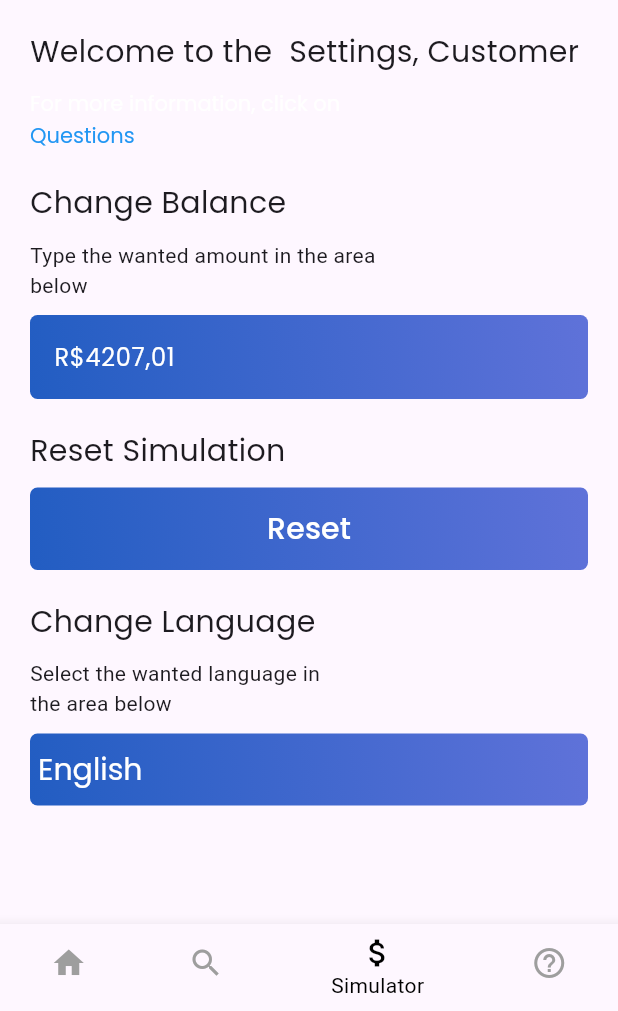
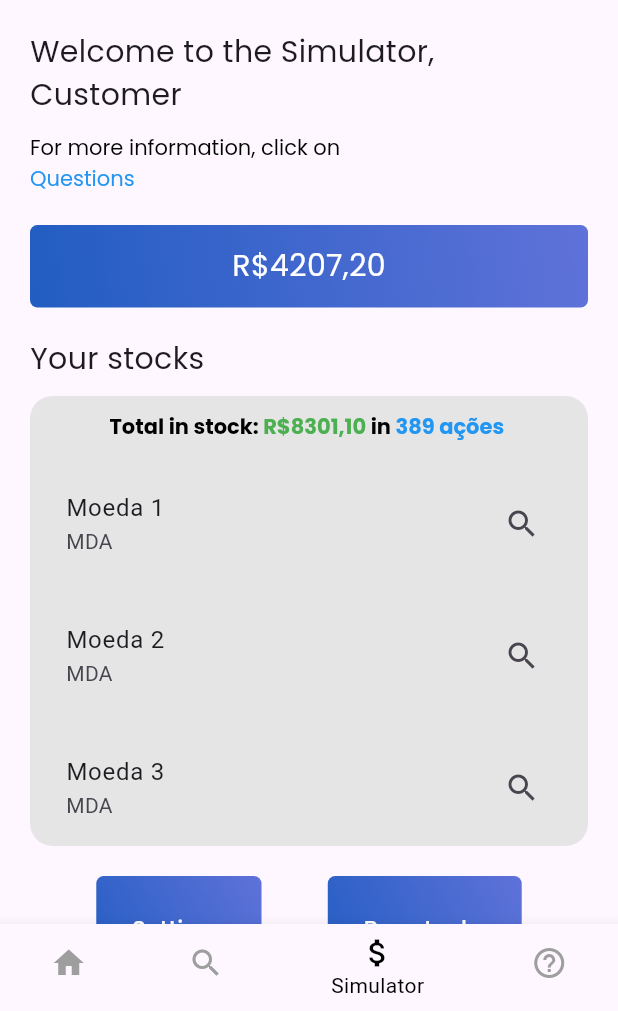
Before and after one commit to MauricioReisdoefer/rendify-frontend, a Flutter app: the MainScreen screen opened directly, item 3 of the bottom bar chosen, on a phone screen of 412 x 824 dp, the part 225-1236 px from its top. Run offline on Flutter 3.47's test engine with Material 3 defaults, Android fonts, the phone set to English and light mode, and no system bars; our stand-ins replace easy_localization, google_fonts.

Commit message:
Início do front do simulador

```diff
--- a/assets/translations/en-US.json
+++ b/assets/translations/en-US.json
@@ -30,5 +30,11 @@
   "Como usar as ferramentas de simulação?": "How to use the simulation tools?",
   "Acesse a aba \"Simulador\", selecione os ativos desejados e defina as condições para iniciar a simulação.": "Go to the 'Simulator' tab, select the desired assets and set the conditions to start the simulation.",
   "Você precisa de ": "Do you need ",
-  "Ajuda Personalizada?": "Custom Help?"
+  "Ajuda Personalizada?": "Custom Help?",
+  "Bem-vindo ao Simulador, Cliente": "Welcome to the Simulator, Customer",
+  "Suas ações": "Your stocks",
+  "Configurações": "Settings",
+  "Comprar ações": "Buy stocks",
+  "Total em estoque: ": "Total in stock: ",
+  "em ": "in "
 }
--- a/assets/translations/es-MEX.json
+++ b/assets/translations/es-MEX.json
@@ -30,5 +30,11 @@
   "Como usar as ferramentas de simulação?": "¿Cómo usar las herramientas de simulación?",
   "Acesse a aba \"Simulador\", selecione os ativos desejados e defina as condições para iniciar a simulação.": "Accede a la pestaña \"Simulador\", selecciona los activos deseados y establece las condiciones para iniciar la simulación.",
   "Você precisa de ": "¿Necesitas ",
-  "Ajuda Personalizada?": "Ayuda personalizada?"
+  "Ajuda Personalizada?": "Ayuda personalizada?",
+  "Bem-vindo ao Simulador, Cliente": "Bienvenido al Simulador, Cliente",
+  "Suas ações": "Tus acciones",
+  "Configurações": "Configuraciones",
+  "Comprar ações": "Comprar acciones",
+  "Total em estoque: ": "Total en stock: ",
+  "em ": "en "
 }
--- a/assets/translations/pt-BR.json
+++ b/assets/translations/pt-BR.json
@@ -30,5 +30,11 @@
   "Como usar as ferramentas de simulação?": "Como usar as ferramentas de simulação?",
   "Acesse a aba \"Simulador\", selecione os ativos desejados e defina as condições para iniciar a simulação.": "Acesse a aba \"Simulador\", selecione os ativos desejados e defina as condições para iniciar a simulação.",
   "Você precisa de ": "Você precisa de ",
-  "Ajuda Personalizada?": "Ajuda Personalizada?"
+  "Ajuda Personalizada?": "Ajuda Personalizada?",
+  "Bem-vindo ao Simulador, Cliente":"Bem-vindo ao Simulador, Cliente",
+  "Suas ações":"Suas ações",
+  "Configurações":"Configurações",
+  "Comprar ações":"Comprar ações",
+  "Total em estoque: ":"Total em estoque: ",
+  "em ": "em "
 }
--- a/lib/screens/login_screen.dart
+++ b/lib/screens/login_screen.dart
@@ -28,9 +28,7 @@ class _LoginCadastroPageState extends State<LoginCadastroPage> {
             shape: RoundedRectangleBorder(borderRadius: BorderRadius.circular(10)),
             child: Padding(
               padding: const EdgeInsets.all(20),
-              child: Column(
-                mainAxisSize: MainAxisSize.min,
-                crossAxisAlignment: CrossAxisAlignment.start,
+              child: ListView(
                 children: [
                   Center(
                     child: Text(
--- a/lib/screens/main_screen.dart
+++ b/lib/screens/main_screen.dart
@@ -1,7 +1,7 @@
 import 'package:flutter/material.dart';
 import 'package:rendify/components/appbar.dart';
 import 'package:rendify/screens/search.dart';
-import 'package:rendify/screens/settings.dart';
+import 'package:rendify/screens/simulator.dart';
 import 'duvidas_screen.dart';
 import 'package:easy_localization/easy_localization.dart';
 
@@ -16,7 +16,7 @@ class MainScreen extends StatefulWidget{
 
 class _MainScreenState extends State<MainScreen> {
   int _selectedIndex = 0;
-  List<Widget> widgets = [HomeScreen(), SearchPage(), SettingsScreen(), DuvidasFrequentesPage(),];
+  List<Widget> widgets = [HomeScreen(), SearchPage(), SimulatorScreen(), DuvidasFrequentesPage(),];
 
 
  @override
--- a/lib/screens/settings.dart
+++ b/lib/screens/settings.dart
@@ -19,7 +19,7 @@ class SettingsScreen extends StatelessWidget{
           SizedBox(height: 10,),
           RichText(
             text: TextSpan(
-              style: GoogleFonts.poppins(),
+              style: GoogleFonts.poppins(color: Colors.black),
               children: <TextSpan>[
                 TextSpan(text: 'Para acessar saber mais, clique em'.tr()),
                 TextSpan(
@@ -121,6 +121,10 @@ class SettingsScreen extends StatelessWidget{
               if (newLocale != null) {
                 context.setLocale(newLocale);
               }
+              Navigator.push(
+                context,
+                MaterialPageRoute(builder: (context) => MainScreen(body: SettingsScreen(),)),
+            );
             },
             ),
           ),
--- /dev/null
+++ b/lib/screens/simulator.dart
@@ -0,0 +1,154 @@
+import 'package:flutter/material.dart';
+import 'package:google_fonts/google_fonts.dart';
+import 'package:easy_localization/easy_localization.dart';
+import 'package:flutter/gestures.dart';
+import 'package:rendify/screens/settings.dart';
+import 'main_screen.dart';
+import 'duvidas_screen.dart';
+
+class SimulatorScreen extends StatelessWidget{
+  List lista = ["Moeda 1", "Moeda 2", "Moeda 3", "Moeda 4", "Moeda 5"];
+
+  @override
+  Widget build(BuildContext context) {
+    return Scaffold(
+      body: ListView(
+        padding: EdgeInsets.all(20.0),
+        children: [
+          Text("Bem-vindo ao Simulador, Cliente".tr(), style: GoogleFonts.poppins(fontSize: 20),), //Só colocar pra pegar o usuário depois
+          SizedBox(height: 10,),
+          RichText(
+            text: TextSpan(
+              style: GoogleFonts.poppins(color: Colors.black),
+              children: <TextSpan>[
+                TextSpan(text: 'Para acessar saber mais, clique em'.tr()),
+                TextSpan(
+                    text: '\nDúvidas'.tr(),
+                    style: GoogleFonts.poppins(color: Colors.blue),
+                    recognizer: TapGestureRecognizer()
+                      ..onTap = () {
+                        Navigator.push(
+                        context,
+                        MaterialPageRoute(builder: (context) => MainScreen(body: DuvidasFrequentesPage(),)),
+                    );
+                    }),
+              ],
+            ),
+          ),
+          SizedBox(height: 20,),
+
+          Container(
+            decoration: BoxDecoration(
+              borderRadius: BorderRadius.all(Radius.circular(5)),
+              gradient: LinearGradient(
+                begin: Alignment.bottomLeft,
+                end: Alignment.topRight,
+                colors: <Color>[
+                  Color(0xff225DC2),
+                  Color(0xff5F72D9),
+                ],
+              ),
+            ),
+            height: 55,
+            child: Center(child: Text("R\$4207,20".tr(), style: GoogleFonts.poppins(color: Colors.white, fontSize: 20),)),
+          ),
+          SizedBox(height: 20,),
+
+          Text("Suas ações".tr(), style: GoogleFonts.poppins(fontSize: 20)),
+          SizedBox(height: 10,),
+          Container(
+            decoration: BoxDecoration(
+              color: Color(0xFFE5E5E5),
+              borderRadius: BorderRadius.all(Radius.circular(15))
+            ),
+            height: 300,
+            child: Column(
+              children: [
+                SizedBox(height: 10),
+            RichText(
+            text: TextSpan(
+              style: GoogleFonts.poppins(color: Colors.black, fontWeight: FontWeight.bold),
+              children: <TextSpan>[
+                TextSpan(text: 'Total em estoque: '.tr()),
+                TextSpan(
+                    text: 'R\$8301,10 ',
+                    style: GoogleFonts.poppins(color: Colors.green, fontWeight: FontWeight.bold),),
+                TextSpan(text: 'em '.tr()),
+                TextSpan(
+                    text: '389 ações '.tr(),
+                    style: GoogleFonts.poppins(color: Colors.blue, fontWeight: FontWeight.bold),),
+              ])),
+                SizedBox(height: 10),
+                Expanded(
+                  child: ListView.builder(itemBuilder: (context, index) {
+                      return Padding(
+                        padding: const EdgeInsets.all(8.0),
+                        child: ListTile(title: Text(lista[index]), subtitle: Text("MDA"), trailing: Icon(Icons.search), shape: BeveledRectangleBorder(borderRadius: BorderRadius.all(Radius.circular(10))),),
+                      );
+                        },
+                        itemCount: lista.length,
+                    ),
+                ),
+              ],
+            )
+        ),
+        SizedBox(height: 20,),
+        Row(
+          mainAxisAlignment: MainAxisAlignment.spaceEvenly,
+          children: [
+            Container(
+            decoration: BoxDecoration(
+              borderRadius: BorderRadius.all(Radius.circular(5)),
+              gradient: LinearGradient(
+                begin: Alignment.bottomLeft,
+                end: Alignment.topRight,
+                colors: <Color>[
+                  Color(0xff225DC2),
+                  Color(0xff5F72D9),
+                ],
+              ),
+            ),
+            child: ElevatedButton(onPressed: (){
+              Navigator.push(
+                context,
+                MaterialPageRoute(builder: (context) => MainScreen(body: SettingsScreen(),)),
+              );
+            },
+              child: Text("Configurações".tr(), style: GoogleFonts.poppins(color: Colors.white, fontSize: 15)),
+              style: ElevatedButton.styleFrom(
+              backgroundColor: Colors.transparent,
+              shadowColor: Colors.transparent,
+              overlayColor: Colors.transparent,
+              minimumSize: Size(1, 70),
+              )
+            ),
+          ),
+          Container(
+            decoration: BoxDecoration(
+              borderRadius: BorderRadius.all(Radius.circular(5)),
+              gradient: LinearGradient(
+                begin: Alignment.bottomLeft,
+                end: Alignment.topRight,
+                colors: <Color>[
+                  Color(0xff225DC2),
+                  Color(0xff5F72D9),
+                ],
+              ),
+            ),
+            child: ElevatedButton(onPressed: (){},
+              child: Text("Comprar ações".tr(), style: GoogleFonts.poppins(color: Colors.white, fontSize: 15)),
+              style: ElevatedButton.styleFrom(
+              backgroundColor: Colors.transparent,
+              shadowColor: Colors.transparent,
+              overlayColor: Colors.transparent,
+              minimumSize: Size(1, 70),
+              )
+            ),
+          ),
+          ],
+        )
+      ],
+      ),
+    );
+  }
+}
```
Also changed, not shown: 3 other files.
